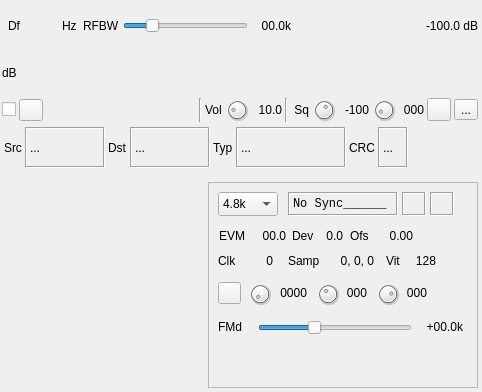
f4exb/sdrangel, file plugins/channelrx/demodm17/m17demodgui.ui: the form before one commit.
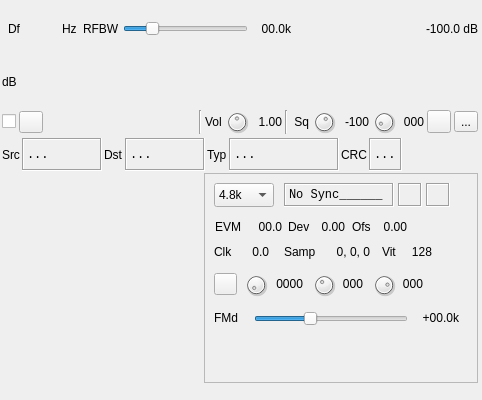
The form after the commit. Icons and pictures are not drawn. Custom widgets are drawn as their Qt base class.

```diff
--- a/plugins/channelrx/demodm17/m17demodgui.ui
+++ b/plugins/channelrx/demodm17/m17demodgui.ui
@@ -7,7 +7,7 @@
     <x>0</x>
     <y>0</y>
     <width>482</width>
-    <height>392</height>
+    <height>400</height>
    </rect>
   </property>
   <property name="sizePolicy">
@@ -19,13 +19,13 @@
   <property name="minimumSize">
    <size>
     <width>482</width>
-    <height>392</height>
+    <height>400</height>
    </size>
   </property>
   <property name="maximumSize">
    <size>
-    <width>750</width>
-    <height>392</height>
+    <width>560</width>
+    <height>400</height>
    </size>
   </property>
   <property name="font">
@@ -43,7 +43,7 @@
      <x>0</x>
      <y>0</y>
      <width>480</width>
-     <height>172</height>
+     <height>136</height>
     </rect>
    </property>
    <property name="sizePolicy">
@@ -341,13 +341,13 @@
          <string>Sound volume</string>
         </property>
         <property name="maximum">
-         <number>100</number>
+         <number>200</number>
         </property>
         <property name="pageStep">
          <number>1</number>
         </property>
         <property name="value">
-         <number>20</number>
+         <number>100</number>
         </property>
        </widget>
       </item>
@@ -369,7 +369,7 @@
          <string>Sound volume</string>
         </property>
         <property name="text">
-         <string>10.0</string>
+         <string>1.00</string>
         </property>
         <property name="alignment">
          <set>Qt::AlignRight|Qt::AlignTrailing|Qt::AlignVCenter</set>
@@ -518,17 +518,44 @@
       </item>
      </layout>
     </item>
+   </layout>
+  </widget>
+  <widget class="QWidget" name="digitalWidget" native="true">
+   <property name="geometry">
+    <rect>
+     <x>0</x>
+     <y>136</y>
+     <width>480</width>
+     <height>249</height>
+    </rect>
+   </property>
+   <property name="minimumSize">
+    <size>
+     <width>480</width>
+     <height>248</height>
+    </size>
+   </property>
+   <property name="windowTitle">
+    <string>Digital</string>
+   </property>
+   <layout class="QVBoxLayout" name="verticalLayout_2">
+    <property name="spacing">
+     <number>2</number>
+    </property>
+    <property name="leftMargin">
+     <number>2</number>
+    </property>
+    <property name="topMargin">
+     <number>2</number>
+    </property>
+    <property name="rightMargin">
+     <number>2</number>
+    </property>
+    <property name="bottomMargin">
+     <number>2</number>
+    </property>
     <item>
      <layout class="QHBoxLayout" name="formatStatusLayout">
-      <property name="leftMargin">
-       <number>2</number>
-      </property>
-      <property name="topMargin">
-       <number>2</number>
-      </property>
-      <property name="bottomMargin">
-       <number>2</number>
-      </property>
       <item>
        <widget class="QLabel" name="sourceLabel">
         <property name="text">
@@ -544,6 +571,12 @@
           <height>0</height>
          </size>
         </property>
+        <property name="font">
+         <font>
+          <family>Liberation Mono</family>
+          <pointsize>9</pointsize>
+         </font>
+        </property>
         <property name="toolTip">
          <string>Source callsign</string>
         </property>
@@ -573,6 +606,12 @@
           <height>0</height>
          </size>
         </property>
+        <property name="font">
+         <font>
+          <family>Liberation Mono</family>
+          <pointsize>9</pointsize>
+         </font>
+        </property>
         <property name="toolTip">
          <string>Destination callsign</string>
         </property>
@@ -602,6 +641,12 @@
           <height>0</height>
          </size>
         </property>
+        <property name="font">
+         <font>
+          <family>Liberation Mono</family>
+          <pointsize>9</pointsize>
+         </font>
+        </property>
         <property name="toolTip">
          <string>Data stream type information</string>
         </property>
@@ -618,6 +663,12 @@
       </item>
       <item>
        <widget class="QLabel" name="crcLabel">
+        <property name="minimumSize">
+         <size>
+          <width>0</width>
+          <height>30</height>
+         </size>
+        </property>
         <property name="text">
          <string>CRC</string>
         </property>
@@ -631,6 +682,12 @@
           <height>0</height>
          </size>
         </property>
+        <property name="font">
+         <font>
+          <family>Liberation Mono</family>
+          <pointsize>9</pointsize>
+         </font>
+        </property>
         <property name="toolTip">
          <string>CRC for the LSF data</string>
         </property>
@@ -660,39 +717,8 @@
       </item>
      </layout>
     </item>
-   </layout>
-  </widget>
-  <widget class="QWidget" name="scopeWidget" native="true">
-   <property name="geometry">
-    <rect>
-     <x>0</x>
-     <y>180</y>
-     <width>480</width>
-     <height>210</height>
-    </rect>
-   </property>
-   <property name="minimumSize">
-    <size>
-     <width>480</width>
-     <height>210</height>
-    </size>
-   </property>
-   <property name="windowTitle">
-    <string>Digital</string>
-   </property>
-   <layout class="QHBoxLayout" name="horizontalLayout">
-    <property name="leftMargin">
-     <number>2</number>
-    </property>
-    <property name="topMargin">
-     <number>2</number>
-    </property>
-    <property name="rightMargin">
-     <number>2</number>
-    </property>
-    <property name="bottomMargin">
-     <number>2</number>
-    </property>
+    <item>
+     <layout class="QHBoxLayout" name="scopeLayout">
     <item>
      <widget class="TVScreen" name="screenTV" native="true">
       <property name="sizePolicy">
@@ -711,6 +737,12 @@
     </item>
     <item>
      <widget class="QFrame" name="frame">
+        <property name="minimumSize">
+         <size>
+          <width>0</width>
+          <height>210</height>
+         </size>
+        </property>
       <property name="frameShape">
        <enum>QFrame::StyledPanel</enum>
       </property>
@@ -869,7 +901,7 @@
         <rect>
          <x>110</x>
          <y>40</y>
-         <width>25</width>
+           <width>31</width>
          <height>28</height>
         </rect>
        </property>
@@ -883,7 +915,7 @@
         <string>Carrier input level (%) when synchronized</string>
        </property>
        <property name="text">
-        <string>0.0</string>
+          <string>0.00</string>
        </property>
        <property name="alignment">
         <set>Qt::AlignRight|Qt::AlignTrailing|Qt::AlignVCenter</set>
@@ -1222,7 +1254,7 @@
       <widget class="QLabel" name="offsetLabel">
        <property name="geometry">
         <rect>
-         <x>142</x>
+           <x>148</x>
          <y>40</y>
          <width>25</width>
          <height>28</height>
@@ -1247,9 +1279,9 @@
       <widget class="QLabel" name="offsetText">
        <property name="geometry">
         <rect>
-         <x>170</x>
+           <x>172</x>
          <y>40</y>
-         <width>35</width>
+           <width>31</width>
          <height>28</height>
         </rect>
        </property>
@@ -1363,7 +1395,7 @@
         <string>Carrier input level (%) when synchronized</string>
        </property>
        <property name="text">
-        <string>0</string>
+          <string>0.0</string>
        </property>
        <property name="alignment">
         <set>Qt::AlignRight|Qt::AlignTrailing|Qt::AlignVCenter</set>
@@ -1420,6 +1452,8 @@
        </property>
       </widget>
      </widget>
+      </item>
+     </layout>
     </item>
    </layout>
   </widget>
```
Left out of the diff: 10 changed lines with no effect on the pictures. Lines whose indentation alone changed are shown as unchanged.
